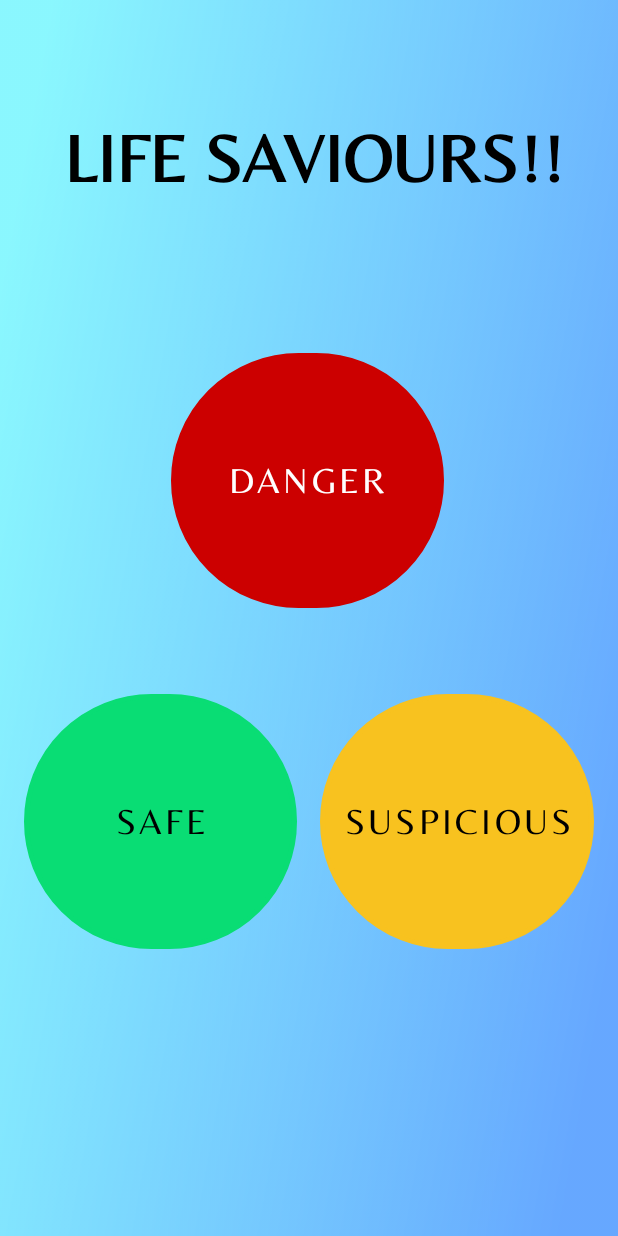
After one commit to ArerehRaj/Panic-Button-App, an Android app: the PanicButtonActivity screen opened directly, with no data from a screen before it, on a phone screen of 412 x 824 dp. The commit adds this screen. Run offline under Robolectric (Android 15) with nearby library versions, the phone set to English and light mode, and no system bars.

Commit message:
SOS activity up and basic design done

```diff
--- a/app/src/main/AndroidManifest.xml
+++ b/app/src/main/AndroidManifest.xml
@@ -1,7 +1,6 @@
 <?xml version="1.0" encoding="utf-8"?>
 <manifest xmlns:android="http://schemas.android.com/apk/res/android"
     package="com.example.panicbutton">
-
     <!--
          The ACCESS_COARSE/FINE_LOCATION permissions are not required to use
          Google Maps Android API v2, but you must specify either coarse or fine
@@ -20,7 +19,7 @@
         android:roundIcon="@mipmap/ic_launcher_round"
         android:supportsRtl="true"
         android:theme="@style/Theme.PanicButton">
-
+        <activity android:name=".PanicButtonActivity"></activity>
         <!--
              The API key for Google Maps-based APIs is defined as a string resource.
              (See the file "res/values/google_maps_api.xml").
@@ -35,7 +34,7 @@
 
         <activity
             android:name=".MyListsMapsActivity"
-            android:label="@string/title_activity_my_lists_maps"></activity>
+            android:label="@string/title_activity_my_lists_maps" />
         <activity android:name=".ListsActivity" />
         <activity android:name=".VolunteerFormActivity" />
         <activity android:name=".HomeActivity" />
--- a/app/src/main/java/com/example/panicbutton/HomeActivity.java
+++ b/app/src/main/java/com/example/panicbutton/HomeActivity.java
@@ -73,4 +73,10 @@ public class HomeActivity extends AppCompatActivity {
         btnNegative.setLayoutParams(layoutParams);
 
     }
+
+    public void goSOS(View view)
+    {
+        Intent intent = new Intent(HomeActivity.this, PanicButtonActivity.class);
+        startActivity(intent);
+    }
 }
--- /dev/null
+++ b/app/src/main/java/com/example/panicbutton/PanicButtonActivity.java
@@ -0,0 +1,16 @@
+package com.example.panicbutton;
+
+import androidx.appcompat.app.AppCompatActivity;
+
+import android.os.Bundle;
+
+public class PanicButtonActivity extends AppCompatActivity {
+
+    @Override
+    protected void onCreate(Bundle savedInstanceState) {
+        super.onCreate(savedInstanceState);
+        setContentView(R.layout.activity_panic_button);
+
+        getSupportActionBar().hide();
+    }
+}
--- /dev/null
+++ b/app/src/main/res/drawable-v24/custom_button.xml
@@ -0,0 +1,9 @@
+<?xml version="1.0" encoding="utf-8"?>
+<shape xmlns:android="http://schemas.android.com/apk/res/android"
+    android:layout_width="match_parent"
+    android:layout_height="match_parent">
+    <corners android:radius="999dp"/>
+    <stroke
+        android:width="3dp"
+        android:color="#000000" />
+</shape>
--- a/app/src/main/res/layout/activity_home.xml
+++ b/app/src/main/res/layout/activity_home.xml
@@ -145,6 +145,8 @@
             <androidx.cardview.widget.CardView
                 android:layout_width="120dp"
                 android:layout_height="140dp"
+                android:clickable="true"
+                android:onClick="goSOS"
                 android:layout_rowWeight="1"
                 android:layout_columnWeight="1"
                 android:layout_margin="18dp"
--- /dev/null
+++ b/app/src/main/res/layout/activity_panic_button.xml
@@ -0,0 +1,81 @@
+<?xml version="1.0" encoding="utf-8"?>
+<androidx.constraintlayout.widget.ConstraintLayout xmlns:android="http://schemas.android.com/apk/res/android"
+    xmlns:app="http://schemas.android.com/apk/res-auto"
+    xmlns:tools="http://schemas.android.com/tools"
+    android:layout_width="match_parent"
+    android:layout_height="match_parent"
+    android:background="@drawable/background"
+    tools:context=".PanicButtonActivity">
+
+    <Button
+        android:id="@+id/button5"
+        android:layout_width="182dp"
+        android:layout_height="170dp"
+        android:background="@drawable/custom_button"
+        android:fontFamily="@font/belleza"
+        android:text="SAFE"
+        android:textAllCaps="false"
+        android:textColor="@color/black"
+        android:textSize="24sp"
+        app:backgroundTint="#09DD74"
+        app:layout_constraintBottom_toBottomOf="parent"
+        app:layout_constraintEnd_toEndOf="parent"
+        app:layout_constraintHorizontal_bias="0.069"
+        app:layout_constraintStart_toStartOf="parent"
+        app:layout_constraintTop_toTopOf="parent"
+        app:layout_constraintVertical_bias="0.707" />
+
+    <Button
+        android:id="@+id/button6"
+        android:layout_width="wrap_content"
+        android:layout_height="170dp"
+        android:background="@drawable/custom_button"
+        android:text="SUSPICIOUS"
+        android:textAllCaps="false"
+        android:fontFamily="@font/belleza"
+        android:textColor="@color/black"
+        android:textSize="24sp"
+        app:backgroundTint="#F8C21F"
+
+        app:layout_constraintBottom_toBottomOf="parent"
+        app:layout_constraintEnd_toEndOf="parent"
+        app:layout_constraintHorizontal_bias="0.93"
+        app:layout_constraintStart_toStartOf="parent"
+        app:layout_constraintTop_toTopOf="parent"
+        app:layout_constraintVertical_bias="0.707" />
+
+    <Button
+        android:id="@+id/button7"
+        android:layout_width="182dp"
+        android:layout_height="170dp"
+        android:background="@drawable/custom_button"
+        android:fontFamily="@font/belleza"
+        android:text="DANGER"
+        android:textAllCaps="false"
+        android:textColor="@color/white"
+        android:textSize="24sp"
+        app:backgroundTint="@android:color/holo_red_dark"
+        app:layout_constraintBottom_toBottomOf="parent"
+        app:layout_constraintEnd_toEndOf="parent"
+        app:layout_constraintHorizontal_bias="0.497"
+        app:layout_constraintStart_toStartOf="parent"
+        app:layout_constraintTop_toTopOf="parent"
+        app:layout_constraintVertical_bias="0.36" />
+
+    <TextView
+        android:id="@+id/textView"
+        android:layout_width="wrap_content"
+        android:layout_height="wrap_content"
+        android:fontFamily="@font/belleza"
+        android:text="LIFE SAVIOURS!!"
+        android:textSize="45sp"
+        android:textStyle="normal|bold"
+        android:textColor="@color/black"
+        app:layout_constraintBottom_toBottomOf="parent"
+        app:layout_constraintEnd_toEndOf="parent"
+        app:layout_constraintHorizontal_bias="0.551"
+        app:layout_constraintStart_toStartOf="parent"
+        app:layout_constraintTop_toTopOf="parent"
+        app:layout_constraintVertical_bias="0.102" />
+
+</androidx.constraintlayout.widget.ConstraintLayout>
```
Also changed, not shown: app/src/main/res/layout/item_contact.xml (deleted, +0 -46 lines).
